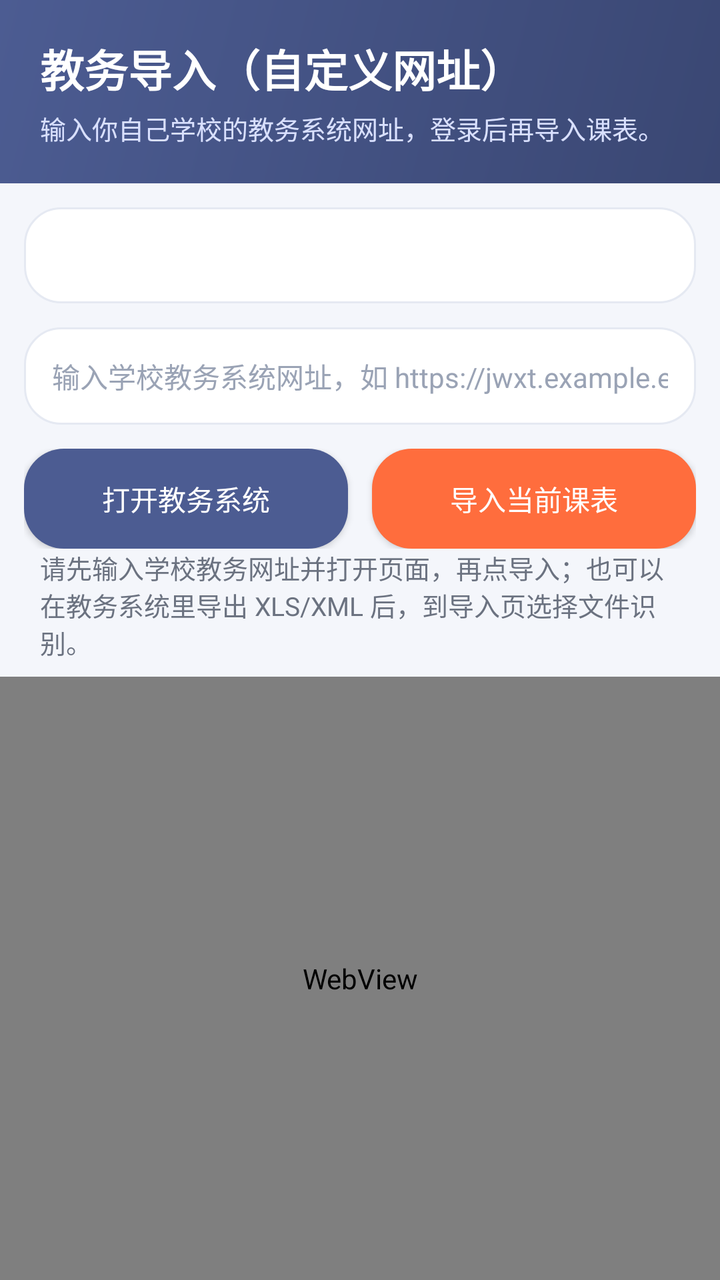
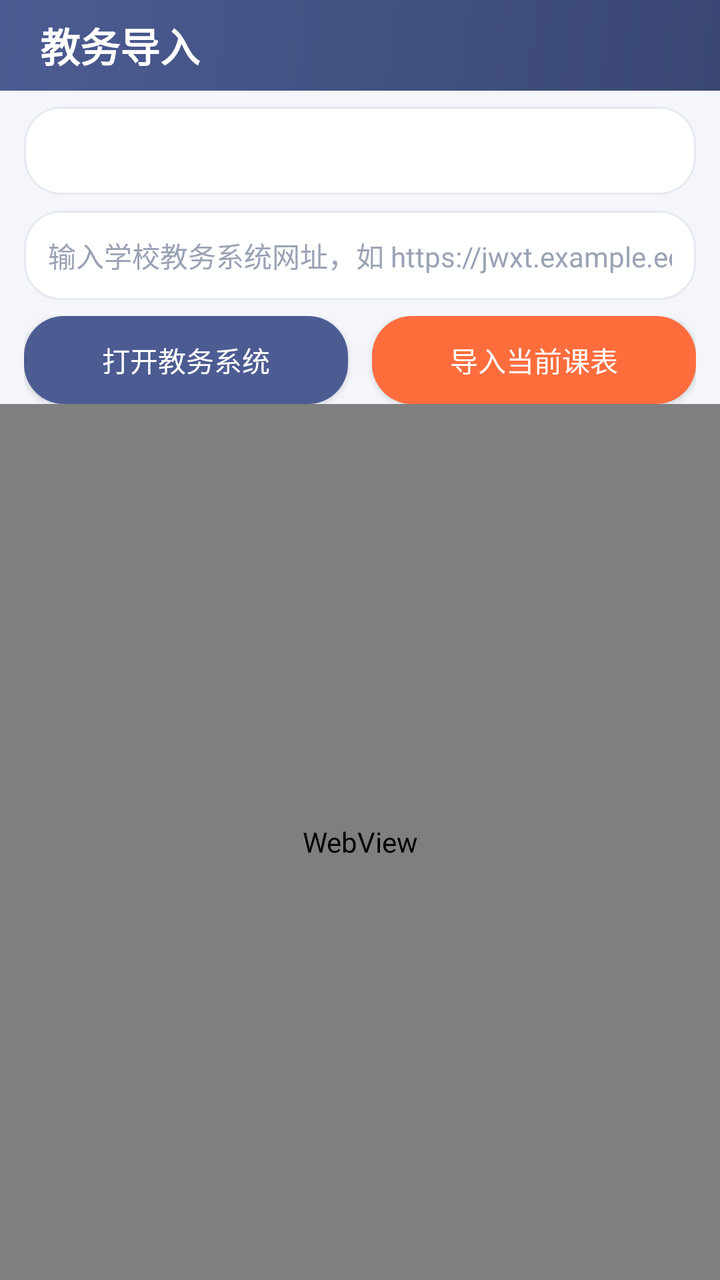

Before-and-after screenshots of an Android layout around one commit, followed by the original layout XML and the change that was made.
<!-- AndroidManifest.xml: application theme Theme.QingKebiao -->
<!-- res/layout/activity_web_import.xml -->
<?xml version="1.0" encoding="utf-8"?>
<LinearLayout xmlns:android="http://schemas.android.com/apk/res/android"
    android:orientation="vertical"
    android:background="#F4F6FB"
    android:layout_width="match_parent"
    android:layout_height="match_parent">
    <LinearLayout
        android:orientation="vertical"
        android:background="@drawable/bg_header"
        android:paddingLeft="20dp"
        android:paddingRight="20dp"
        android:paddingTop="18dp"
        android:paddingBottom="18dp"
        android:layout_width="match_parent"
        android:layout_height="wrap_content">
        <TextView
            android:text="教务导入（自定义网址）"
            android:textColor="#FFFFFF"
            android:textSize="22sp"
            android:textStyle="bold"
            android:layout_width="wrap_content"
            android:layout_height="wrap_content" />
        <TextView
            android:text="输入你自己学校的教务系统网址，登录后再导入课表。"
            android:textColor="#D9E0FF"
            android:textSize="13sp"
            android:paddingTop="4dp"
            android:layout_width="wrap_content"
            android:layout_height="wrap_content" />
    </LinearLayout>
    <Spinner
        android:id="@+id/sp_school_preset"
        android:layout_marginLeft="12dp"
        android:layout_marginRight="12dp"
        android:layout_marginTop="12dp"
        android:background="@drawable/bg_search_box"
        android:paddingLeft="10dp"
        android:paddingRight="10dp"
        android:layout_width="match_parent"
        android:layout_height="48dp" />

    <EditText
        android:id="@+id/et_school_url"
        android:hint="输入学校教务系统网址，如 https://jwxt.example.edu.cn"
        android:textSize="14sp"
        android:textColor="#2D3142"
        android:textColorHint="#9AA3B5"
        android:background="@drawable/bg_search_box"
        android:padding="14dp"
        android:inputType="textUri"
        android:layout_marginLeft="12dp"
        android:layout_marginRight="12dp"
        android:layout_marginTop="12dp"
        android:layout_width="match_parent"
        android:layout_height="wrap_content" />

    <LinearLayout
        android:orientation="horizontal"
        android:paddingLeft="12dp"
        android:paddingRight="12dp"
        android:paddingTop="12dp"
        android:paddingBottom="0dp"
        android:layout_width="match_parent"
        android:layout_height="wrap_content">
        <Button
            android:id="@+id/btn_open_schedule"
            android:text="打开教务系统"
            android:textColor="#FFFFFF"
            android:background="@drawable/bg_button_dark"
            android:layout_width="0dp"
            android:layout_height="50dp"
            android:layout_weight="1"
            android:layout_marginRight="6dp" />
        <Button
            android:id="@+id/btn_import_schedule"
            android:text="导入当前课表"
            android:textColor="#FFFFFF"
            android:background="@drawable/bg_button_primary"
            android:layout_width="0dp"
            android:layout_height="50dp"
            android:layout_weight="1"
            android:layout_marginLeft="6dp" />
    </LinearLayout>

    <TextView
        android:id="@+id/tv_import_hint"
        android:text="请先输入学校教务网址并打开页面，再点导入；也可以在教务系统里导出 XLS/XML 后，到导入页选择文件识别。"
        android:textColor="#6B7280"
        android:textSize="13sp"
        android:paddingLeft="20dp"
        android:paddingRight="20dp"
        android:paddingBottom="8dp"
        android:layout_width="match_parent"
        android:layout_height="wrap_content" />

    <WebView
        android:id="@+id/webview"
        android:layout_width="match_parent"
        android:layout_height="0dp"
        android:layout_weight="1" />
</LinearLayout>
<!-- resources referenced by this layout -->
<resources>
  <!-- drawable bg_button_dark (drawable) -->
  <shape xmlns:android="http://schemas.android.com/apk/res/android">
      <solid android:color="#4C5C92" />
      <corners android:radius="20dp" />
  </shape>
  <!-- drawable bg_button_primary (drawable) -->
  <shape xmlns:android="http://schemas.android.com/apk/res/android">
      <solid android:color="#FF6D3D" />
      <corners android:radius="20dp" />
  </shape>
  <!-- drawable bg_header (drawable) -->
  <shape xmlns:android="http://schemas.android.com/apk/res/android">
      <gradient
          android:startColor="#4C5C92"
          android:endColor="#3A4773"
          android:angle="315" />
  </shape>
  <!-- drawable bg_search_box (drawable) -->
  <shape xmlns:android="http://schemas.android.com/apk/res/android">
      <solid android:color="#FFFFFF" />
      <corners android:radius="18dp" />
      <stroke android:width="1dp" android:color="#E5E9F2" />
  </shape>
  <style name="Theme.QingKebiao" parent="@android:style/Theme.Material.Light.NoActionBar">
          <item name="android:colorPrimary">#4C5C92</item>
          <item name="android:colorAccent">#FF6D3D</item>
          <item name="android:windowBackground">#F4F6FB</item>
          <item name="android:navigationBarColor">#FFFFFF</item>
          <item name="android:statusBarColor">#3A4773</item>
          <item name="android:textColorPrimary">#2D3142</item>
      </style>
</resources>

<!-- the commit's change to res/layout/activity_web_import.xml (unified diff, before → after) -->
@@ -4,40 +4,35 @@
     android:background="#F4F6FB"
     android:layout_width="match_parent"
     android:layout_height="match_parent">
+
     <LinearLayout
         android:orientation="vertical"
         android:background="@drawable/bg_header"
         android:paddingLeft="20dp"
         android:paddingRight="20dp"
-        android:paddingTop="18dp"
-        android:paddingBottom="18dp"
+        android:paddingTop="8dp"
+        android:paddingBottom="8dp"
         android:layout_width="match_parent"
         android:layout_height="wrap_content">
         <TextView
-            android:text="教务导入（自定义网址）"
+            android:text="教务导入"
             android:textColor="#FFFFFF"
-            android:textSize="22sp"
+            android:textSize="20sp"
             android:textStyle="bold"
             android:layout_width="wrap_content"
             android:layout_height="wrap_content" />
-        <TextView
-            android:text="输入你自己学校的教务系统网址，登录后再导入课表。"
-            android:textColor="#D9E0FF"
-            android:textSize="13sp"
-            android:paddingTop="4dp"
-            android:layout_width="wrap_content"
-            android:layout_height="wrap_content" />
     </LinearLayout>
+
     <Spinner
         android:id="@+id/sp_school_preset"
         android:layout_marginLeft="12dp"
         android:layout_marginRight="12dp"
-        android:layout_marginTop="12dp"
+        android:layout_marginTop="8dp"
         android:background="@drawable/bg_search_box"
         android:paddingLeft="10dp"
         android:paddingRight="10dp"
         android:layout_width="match_parent"
-        android:layout_height="48dp" />
+        android:layout_height="44dp" />
 
     <EditText
         android:id="@+id/et_school_url"
@@ -46,11 +41,11 @@
         android:textColor="#2D3142"
         android:textColorHint="#9AA3B5"
         android:background="@drawable/bg_search_box"
-        android:padding="14dp"
+        android:padding="12dp"
         android:inputType="textUri"
         android:layout_marginLeft="12dp"
         android:layout_marginRight="12dp"
-        android:layout_marginTop="12dp"
+        android:layout_marginTop="8dp"
         android:layout_width="match_parent"
         android:layout_height="wrap_content" />
 
@@ -58,7 +53,7 @@
         android:orientation="horizontal"
         android:paddingLeft="12dp"
         android:paddingRight="12dp"
-        android:paddingTop="12dp"
+        android:paddingTop="8dp"
         android:paddingBottom="0dp"
         android:layout_width="match_parent"
         android:layout_height="wrap_content">
@@ -68,7 +63,7 @@
             android:textColor="#FFFFFF"
             android:background="@drawable/bg_button_dark"
             android:layout_width="0dp"
-            android:layout_height="50dp"
+            android:layout_height="44dp"
             android:layout_weight="1"
             android:layout_marginRight="6dp" />
         <Button
@@ -77,21 +72,10 @@
             android:textColor="#FFFFFF"
             android:background="@drawable/bg_button_primary"
             android:layout_width="0dp"
-            android:layout_height="50dp"
+            android:layout_height="44dp"
             android:layout_weight="1"
             android:layout_marginLeft="6dp" />
     </LinearLayout>
-
-    <TextView
-        android:id="@+id/tv_import_hint"
-        android:text="请先输入学校教务网址并打开页面，再点导入；也可以在教务系统里导出 XLS/XML 后，到导入页选择文件识别。"
-        android:textColor="#6B7280"
-        android:textSize="13sp"
-        android:paddingLeft="20dp"
-        android:paddingRight="20dp"
-        android:paddingBottom="8dp"
-        android:layout_width="match_parent"
-        android:layout_height="wrap_content" />
 
     <WebView
         android:id="@+id/webview"
